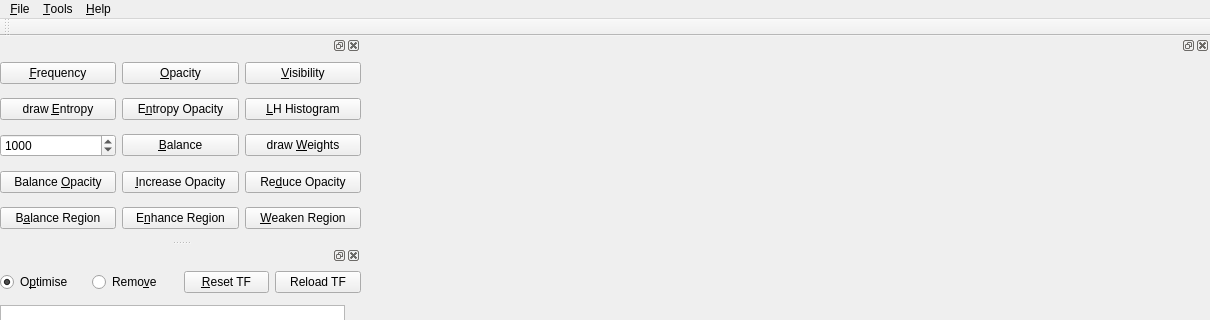
This is VolumeRenderer/mainwindow.ui in luosz/volume-visualiser as Qt 5 draws it before an edit; both pictures show x 0 to 1210 and y 0 to 320 of the 1210 by 720 pixel window. The edited form follows.
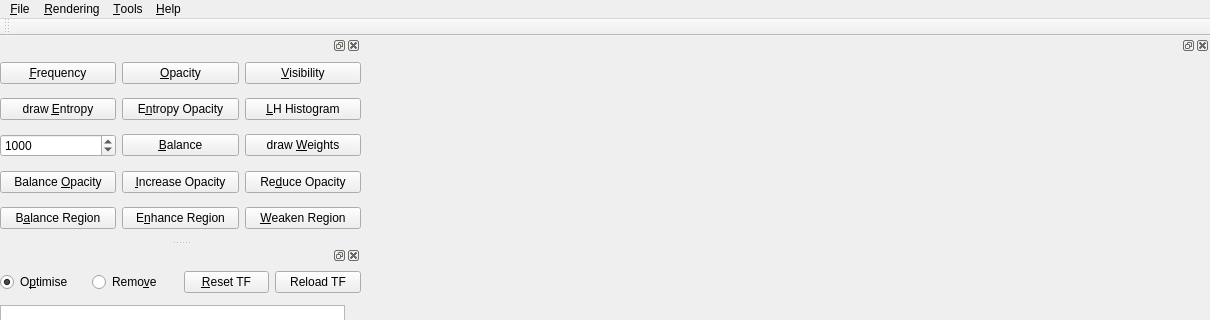
This is the edited form.

The edit to the form file:
```diff
--- a/VolumeRenderer/mainwindow.ui
+++ b/VolumeRenderer/mainwindow.ui
@@ -71,9 +71,9 @@
     <addaction name="action_About"/>
     <addaction name="action_Test"/>
    </widget>
-   <widget class="QMenu" name="menu_Tools">
+   <widget class="QMenu" name="menu_Rendering">
     <property name="title">
-     <string>&amp;Tools</string>
+     <string>&amp;Rendering</string>
     </property>
     <addaction name="action_Compute_Distance"/>
     <addaction name="action_Compute_Squared_Distance"/>
@@ -88,7 +88,14 @@
     <addaction name="action_VtkSlicerGPURayCastVolumeMapper"/>
     <addaction name="action_VtkSlicerGPURayCastMultiVolumeMapper"/>
    </widget>
+   <widget class="QMenu" name="menu_Tools">
+    <property name="title">
+     <string>&amp;Tools</string>
+    </property>
+    <addaction name="action_Screenshot"/>
+   </widget>
    <addaction name="menu_File"/>
+   <addaction name="menu_Rendering"/>
    <addaction name="menu_Tools"/>
    <addaction name="menu_Help"/>
   </widget>
```
Left out of the diff: 6 changed lines with no effect on the pictures.
